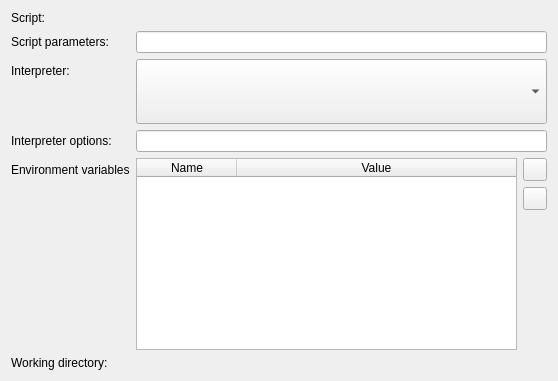
Old version of the form forms/widget_run_cfg.ui in the repository merbst/QIdle.
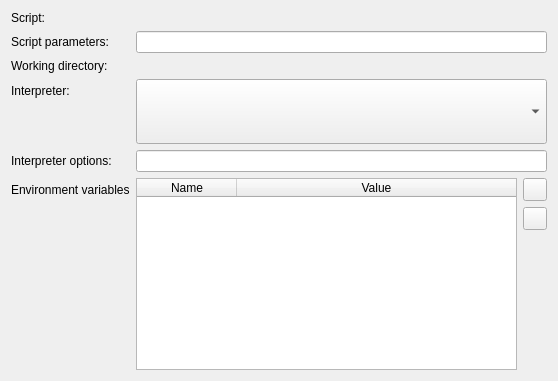
New version of the form. Icons and pictures are not drawn. Custom widgets are drawn as their Qt base class.

Diff of the .ui file:
```diff
--- a/forms/widget_run_cfg.ui
+++ b/forms/widget_run_cfg.ui
@@ -37,14 +37,14 @@
    <item row="2" column="1">
     <widget class="QLineEdit" name="lineEditScriptParams"/>
    </item>
-   <item row="3" column="0">
+   <item row="4" column="0">
     <widget class="QLabel" name="label_3">
      <property name="text">
       <string>Interpreter:</string>
      </property>
     </widget>
    </item>
-   <item row="3" column="1">
+   <item row="4" column="1">
     <widget class="QComboBox" name="comboBoxInterpreter">
      <property name="sizePolicy">
       <sizepolicy hsizetype="Preferred" vsizetype="Expanding">
@@ -54,34 +54,24 @@
      </property>
     </widget>
    </item>
-   <item row="4" column="0">
+   <item row="5" column="0">
     <widget class="QLabel" name="label_4">
      <property name="text">
       <string>Interpreter options:</string>
      </property>
     </widget>
    </item>
-   <item row="4" column="1">
+   <item row="5" column="1">
     <widget class="QLineEdit" name="lineEdidInterpreterOpts"/>
    </item>
    <item row="6" column="0">
-    <widget class="QLabel" name="label_5">
-     <property name="text">
-      <string>Working directory:</string>
-     </property>
-    </widget>
-   </item>
-   <item row="6" column="1">
-    <widget class="FilePicker" name="pickerWorkingDir" native="true"/>
-   </item>
-   <item row="5" column="0">
     <widget class="QLabel" name="label_6">
      <property name="text">
       <string>Environment variables</string>
      </property>
     </widget>
    </item>
-   <item row="5" column="1">
+   <item row="6" column="1">
     <layout class="QHBoxLayout" name="horizontalLayout">
      <item>
       <widget class="QTableWidget" name="tableWidgetEnvVars">
@@ -173,6 +163,16 @@
      </item>
     </layout>
    </item>
+   <item row="3" column="0">
+    <widget class="QLabel" name="label_5">
+     <property name="text">
+      <string>Working directory:</string>
+     </property>
+    </widget>
+   </item>
+   <item row="3" column="1">
+    <widget class="FilePicker" name="pickerWorkingDir" native="true"/>
+   </item>
   </layout>
  </widget>
  <customwidgets>
```
